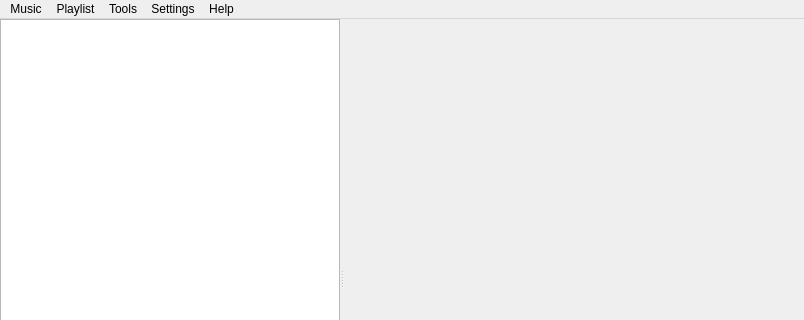
Before: the Qt Designer form src/ui/mainwindow.ui in clementine-player/Clementine, drawn with Qt 5; both pictures show x 0 to 804 and y 0 to 320 of the 804 by 559 pixel window.
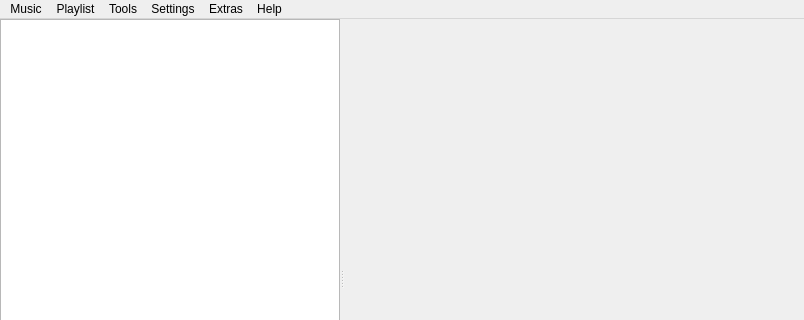
After: the same form once the commit is applied. Icons and pictures are not drawn. Custom widgets are drawn as their Qt base class.

Patch:
```diff
--- a/src/ui/mainwindow.ui
+++ b/src/ui/mainwindow.ui
@@ -351,7 +351,7 @@
      <x>0</x>
      <y>0</y>
      <width>804</width>
-     <height>25</height>
+     <height>23</height>
     </rect>
    </property>
    <widget class="QMenu" name="menuMusic">
@@ -402,6 +402,12 @@
     </property>
     <addaction name="action_about"/>
    </widget>
+   <widget class="QMenu" name="menuExtras">
+    <property name="title">
+     <string>Extras</string>
+    </property>
+    <addaction name="action_rain"/>
+   </widget>
    <widget class="QMenu" name="menuTools">
     <property name="title">
      <string>Tools</string>
@@ -417,6 +423,7 @@
    <addaction name="menuPlaylist"/>
    <addaction name="menuTools"/>
    <addaction name="menuSettings"/>
+   <addaction name="menuExtras"/>
    <addaction name="menuHelp"/>
   </widget>
   <action name="action_previous_track">
```
Left out of the diff: 10 changed lines with no effect on the pictures.
